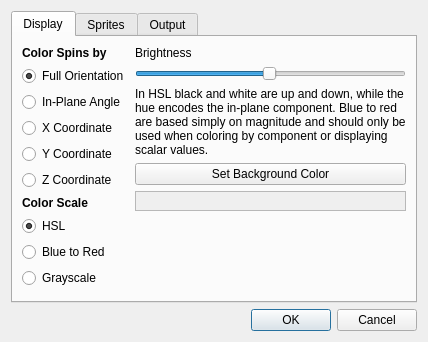
grahamrow/Muview2, file source/preferences.ui: the form before one commit.
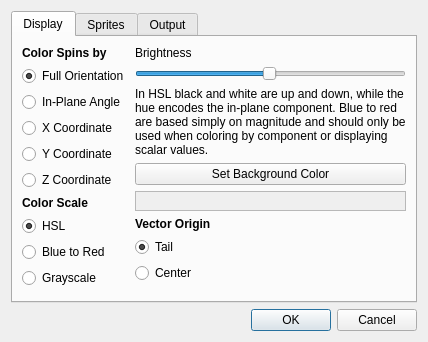
The form after the commit.

Commit message: Add option to set vector origin: tail or center

Patch:
```diff
--- a/source/preferences.ui
+++ b/source/preferences.ui
@@ -6,8 +6,8 @@
    <rect>
     <x>0</x>
     <y>0</y>
-    <width>397</width>
-    <height>411</height>
+    <width>530</width>
+    <height>457</height>
    </rect>
   </property>
   <property name="sizePolicy">
@@ -241,6 +241,42 @@
            </property>
           </widget>
          </item>
+         <item>
+          <widget class="QLabel" name="label_14">
+           <property name="font">
+            <font>
+             <weight>75</weight>
+             <bold>true</bold>
+            </font>
+           </property>
+           <property name="text">
+            <string>Vector Origin</string>
+           </property>
+          </widget>
+         </item>
+         <item>
+          <widget class="QRadioButton" name="vectorTail">
+           <property name="text">
+            <string>Tail</string>
+           </property>
+           <property name="checked">
+            <bool>true</bool>
+           </property>
+           <attribute name="buttonGroup">
+            <string notr="true">vectorOriginGroup</string>
+           </attribute>
+          </widget>
+         </item>
+         <item>
+          <widget class="QRadioButton" name="vectorCenter">
+           <property name="text">
+            <string>Center</string>
+           </property>
+           <attribute name="buttonGroup">
+            <string notr="true">vectorOriginGroup</string>
+           </attribute>
+          </widget>
+         </item>
          <item>
           <spacer name="verticalSpacer_2">
            <property name="orientation">
```
Left out of the diff: 1 changed line with no effect on the pictures. The commit also changes 6 other files.
